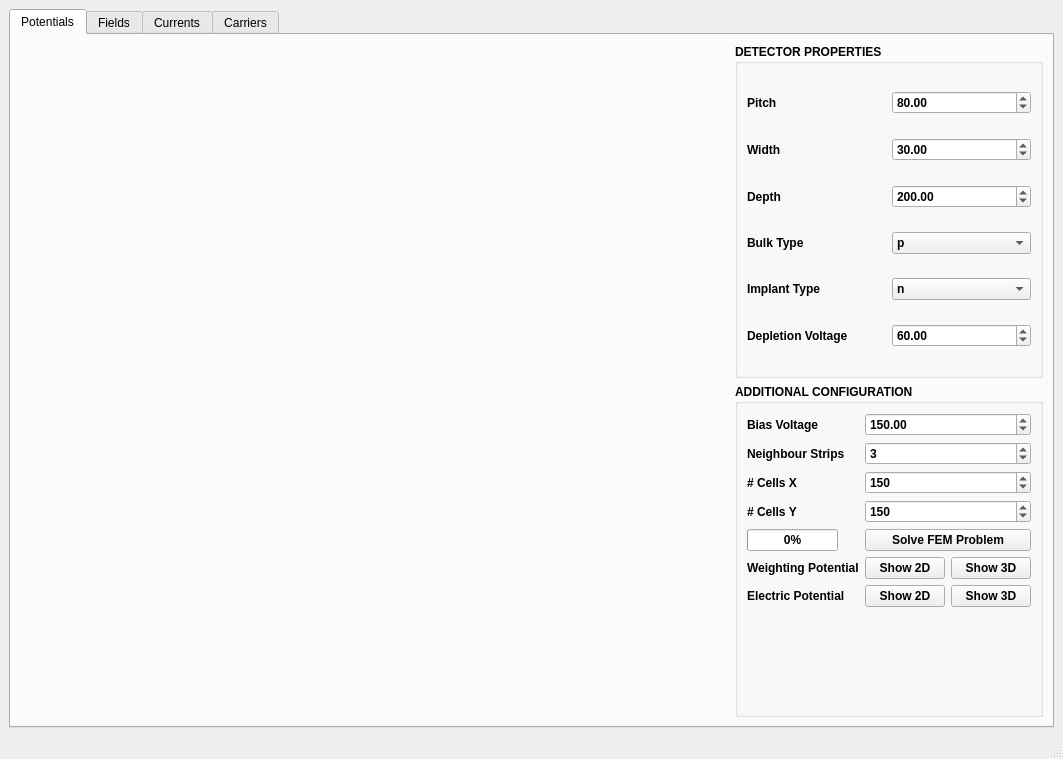
First picture: the form in src/mainWindow.ui, repository IFCA-HEP/TRACS, before the edit.
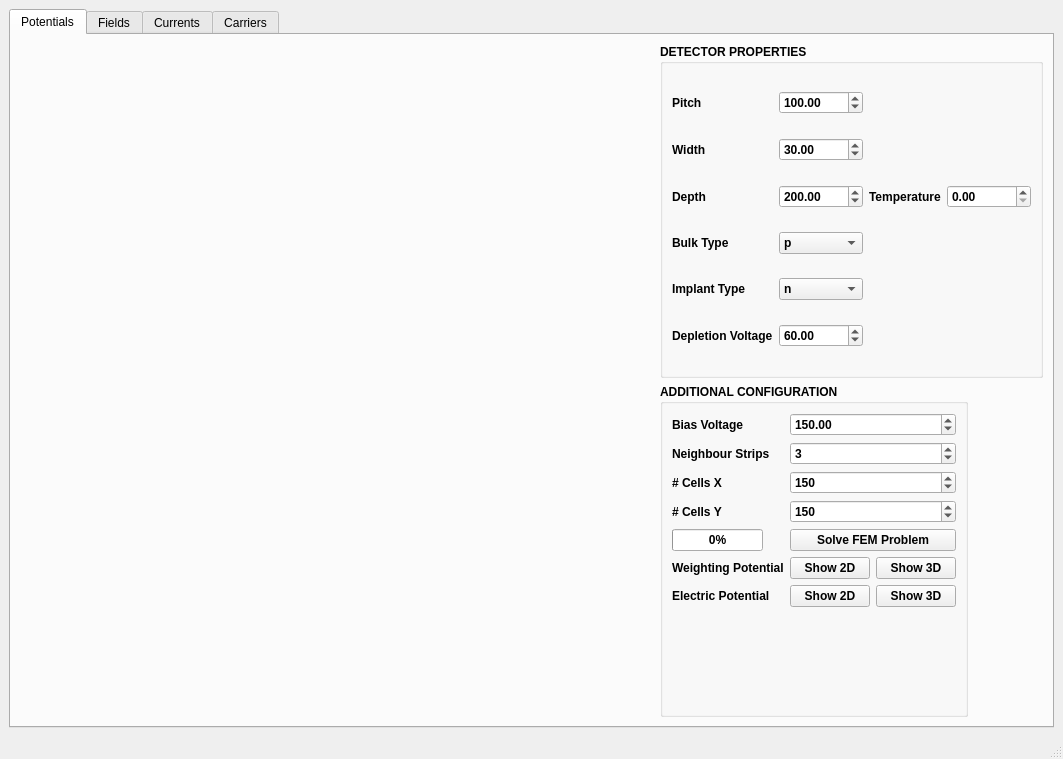
Second picture: the form after the edit. Custom widgets are drawn as their Qt base class.

Commit message: Added some comments and changed the default T value to -20ºC

The edit to the form file:
```diff
--- a/src/mainWindow.ui
+++ b/src/mainWindow.ui
@@ -125,10 +125,34 @@
               <double>100000.000000000000000</double>
              </property>
              <property name="value">
-              <double>80.000000000000000</double>
+              <double>100.00000000000000</double>
              </property>
             </widget>
-           </item>
+ 	   </item>
+
+
+
+	   <item row="2" column="5">
+	    <widget class = "QLabel" name="T_label">
+	     <property name = "text">
+	     <string>Temperature</string>
+     	     </property>
+    	    </widget>
+    	   </item>
+
+	   <item row="2" column="6">
+	    <widget class = "QDoubleSpinBox" name="T_double_box">
+	     <property name = "maximum">
+	      <double>9999999.999999999</double>
+     	     </property>
+      	     <property name = "value">
+	      <double>-20.000000000000</double>
+ 	     </property>
+    	    </widget>
+    	   </item>
+
+
+
            <item row="3" column="1">
             <widget class="QComboBox" name="bulk_type_combo_box">
              <item>
```
The commit also changes 11 other files.
